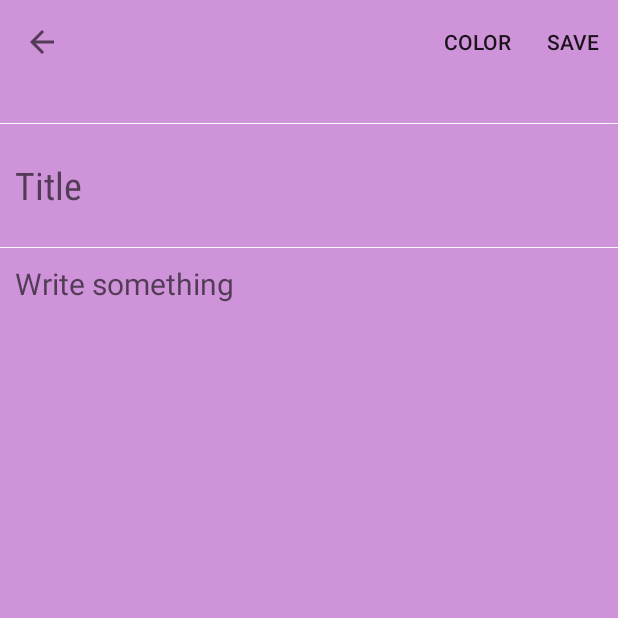
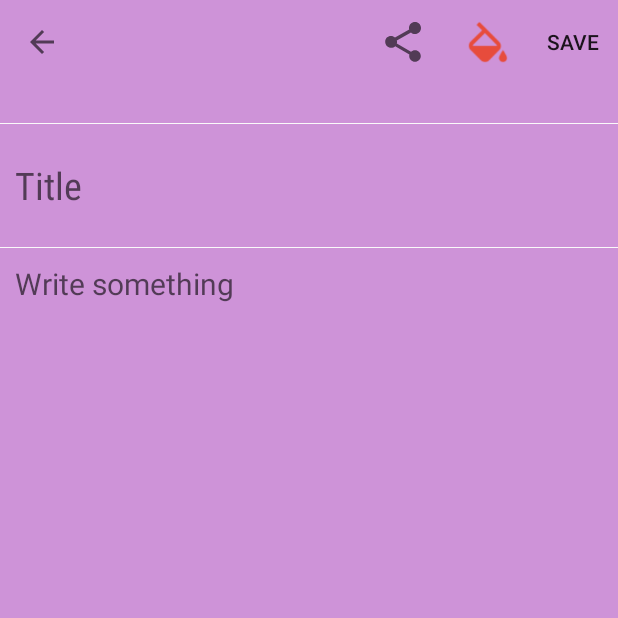
Before and after one commit to nthanhhai2909/Note-Life, an Android app: the EditActivity screen opened directly, with no data from a screen before it, on a phone screen of 412 x 824 dp, the top half of it. Run offline under Robolectric (Android 15) with nearby library versions, the phone set to English and light mode, and no system bars.

Commit message:
them chuc nang share note

```diff
--- a/app/src/main/java/com/example/nthan/notelifeadvance/View/EditActivity.java
+++ b/app/src/main/java/com/example/nthan/notelifeadvance/View/EditActivity.java
@@ -4,12 +4,14 @@ import android.content.DialogInterface;
 import android.content.Intent;
 import android.graphics.Color;
 import android.graphics.drawable.ColorDrawable;
+import android.net.Uri;
 import android.support.design.widget.FloatingActionButton;
 import android.support.v4.view.MenuItemCompat;
 import android.support.v7.app.AlertDialog;
 import android.support.v7.app.AppCompatActivity;
 import android.os.Bundle;
 import android.support.v7.widget.SearchView;
+import android.support.v7.widget.ShareActionProvider;
 import android.support.v7.widget.Toolbar;
 import android.view.Menu;
 import android.view.MenuItem;
@@ -24,6 +26,7 @@ import com.example.nthan.notelifeadvance.Model.Note;
 import com.example.nthan.notelifeadvance.Presenter.NotePresenter;
 import com.example.nthan.notelifeadvance.R;
 
+import java.io.File;
 import java.text.DateFormat;
 import java.text.SimpleDateFormat;
 import java.util.ArrayList;
@@ -44,6 +47,8 @@ public class EditActivity extends AppCompatActivity {
     private String color = Note.NOTE_COLOR_PURPLE;
     private EditText editTextTitle;
     private EditText editTextContent;
+
+    private ShareActionProvider shareActionProvider;
 
     @Override
     protected void onCreate(Bundle savedInstanceState) {
@@ -81,9 +86,26 @@ public class EditActivity extends AppCompatActivity {
     public boolean onCreateOptionsMenu(Menu menu) {
         getMenuInflater().inflate(R.menu.menu_toolbar_activity_edit, menu);
 
-        // Configure the search info and add any event listeners...
+         MenuItem shareItem = menu.findItem(R.id.share_note_editactivity);
+        ShareActionProvider myShareActionProvider =
+                (ShareActionProvider) MenuItemCompat.getActionProvider(shareItem);
 
+        Intent myShareIntent = new Intent(Intent.ACTION_SEND);
+        myShareIntent.setType("text/plain");
+        myShareIntent.putExtra(Intent.EXTRA_TEXT, editTextTitle.getText().toString() +
+                "\n" +
+                editTextContent.getText().toString());
+        myShareActionProvider.setShareIntent(myShareIntent);
+        //startActivity(Intent.createChooser(myShareIntent, "Share via"));
         return super.onCreateOptionsMenu(menu);
+    }
+
+    public void shareNote(String note){
+        Intent shareIntent = new Intent();
+        shareIntent.setAction(Intent.ACTION_SEND);
+        shareIntent.putExtra(Intent.EXTRA_TEXT, note);
+        shareIntent.setType("text/plain");
+        startActivity(Intent.createChooser(shareIntent, "Choose sharing method"));
     }
 
     @Override
@@ -123,11 +145,13 @@ public class EditActivity extends AppCompatActivity {
                 //Toast.makeText(this, "backHome", Toast.LENGTH_SHORT).show();
                 handlingHomeBack();
                 return true;
+            case R.id.share_note_editactivity:
+
+                return true;
             default:
                 // If we got here, the user's action was not recognized.
                 // Invoke the superclass to handle it.
                 return super.onOptionsItemSelected(item);
-
         }
     }
 
--- a/app/src/main/java/com/example/nthan/notelifeadvance/View/MainActivity.java
+++ b/app/src/main/java/com/example/nthan/notelifeadvance/View/MainActivity.java
@@ -246,9 +246,6 @@ public class MainActivity extends AppCompatActivity implements NoteAdapter.Recyc
                         finish();
                         System.exit(0);
 
-
-
-
                     }
                 }).setNegativeButton("No", null).show();;
     }
--- a/app/src/main/res/menu/menu_toolbar_activity_edit.xml
+++ b/app/src/main/res/menu/menu_toolbar_activity_edit.xml
@@ -3,8 +3,18 @@
     xmlns:android="http://schemas.android.com/apk/res/android">
 
     <item
+        android:id="@+id/share_note_editactivity"
+        android:title="share"
+        android:icon="@drawable/share"
+        app:showAsAction="always"
+        app:actionProviderClass="android.support.v7.widget.ShareActionProvider"
+        >
+
+    </item>
+    <item
         android:id="@+id/list_color"
         android:title="color"
+        android:icon="@drawable/select_color"
         app:showAsAction="always"
         >
         <menu>
--- a/build.gradle
+++ b/build.gradle
@@ -5,7 +5,7 @@ buildscript {
         jcenter()
     }
     dependencies {
-        classpath 'com.android.tools.build:gradle:2.3.3'
+        classpath 'com.android.tools.build:gradle:3.0.0'
 
         // NOTE: Do not place your application dependencies here; they belong
         // in the individual module build.gradle files
```
Also changed, not shown: app/src/main/res/drawable/select_color.png (added), app/src/main/res/drawable/share.png (added), gradle/wrapper/gradle-wrapper.properties.
